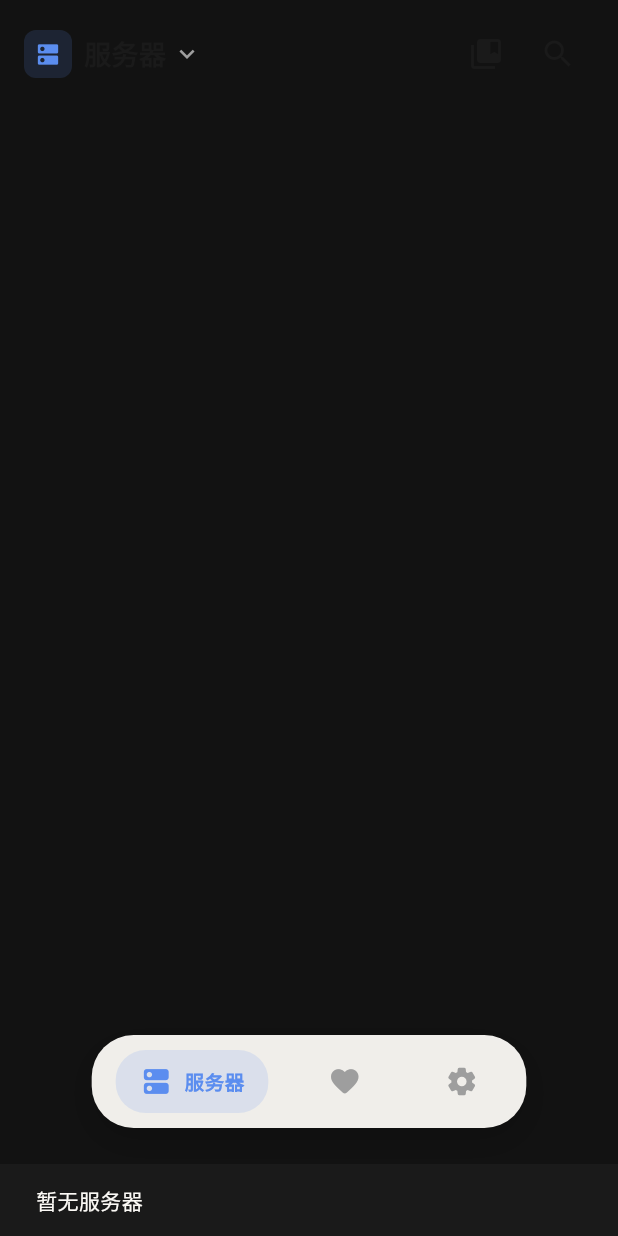
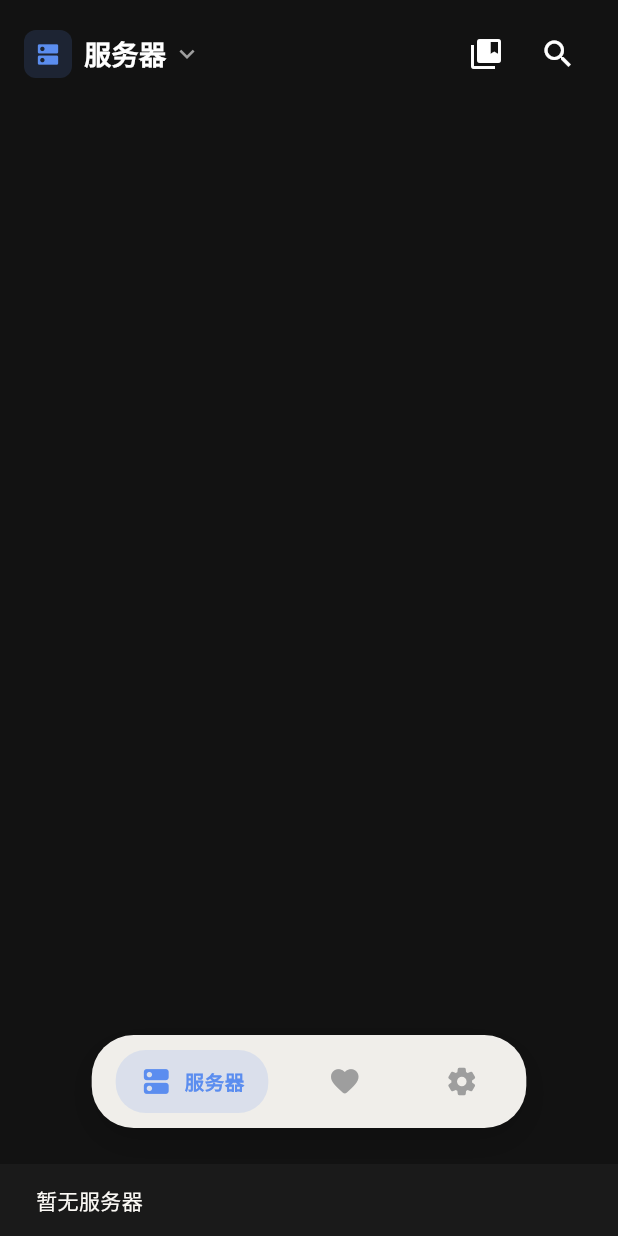
Before and after one commit to Ray-Lin92/LinPlayer, a Flutter app: the HomeScreen screen opened by its route, after a tap on "服务器", on a phone screen of 412 x 824 dp. Run offline on Flutter 3.47's test engine with Material 3 defaults, Android fonts, the phone set to English and light mode, and no system bars; our stand-ins replace dio, extended_image, file_picker, flutter_riverpod, go_router, image_picker and 2 more; missing offline and left inert: flutter_downloader, http_client_helper, media_kit, media_kit_video; accounts and stored records are empty.

Commit message:
fix: improve text readability on dark dynamic backgrounds
- Add DynamicBackground widget that combines DefaultTextStyle.merge,
  Theme(brightness: dark), ColorScheme.fromSeed, and AppBarTheme
  to ensure all text/icons/cards are readable on extracted dark backgrounds
- Apply DynamicBackground to HomeScreen, MediaDetailScreen,
  EpisodeDetailScreen, and SeasonDetailScreen
- SeasonDetailScreen inherits parent's background color via GoRouter extra
- Update router to pass backgroundColor between detail screens

Fixes: text contrast on Android light mode when screens use
dynamic dark backgrounds from image color extraction

```diff
--- a/lib/routes/app_router.dart
+++ b/lib/routes/app_router.dart
@@ -164,6 +164,7 @@ final appRouterProvider = Provider<GoRouter>((ref) {
         path: '/season/:id',
         builder: (context, state) => SeasonDetailScreen(
           seasonId: state.pathParameters['id']!,
+          backgroundColor: state.extra is Color ? state.extra as Color : null,
         ),
       ),
       GoRoute(
--- a/lib/ui/screens/home/home_screen.dart
+++ b/lib/ui/screens/home/home_screen.dart
@@ -6,6 +6,7 @@ import '../../../core/api/api_interfaces.dart';
 import '../../../core/providers/media_providers.dart';
 import '../../../core/utils/color_extractor.dart';
 import '../../utils/media_helpers.dart';
+import '../../widgets/common/dynamic_background.dart';
 import '../../widgets/common/media_widgets.dart';
 
 /// 首页构建性能优化
@@ -78,17 +79,10 @@ class _HomeScreenState extends ConsumerState<HomeScreen>
     final currentServer = ref.watch(currentServerProvider);
     final hideDailyRecommendations = ref.watch(hideDailyRecommendationsProvider);
     final recommendationsAsync = ref.watch(randomRecommendationsProvider);
-    final foregroundColor = readableTextColorForBackground(_backgroundColor);
-
     return Scaffold(
       backgroundColor: _backgroundColor,
-      body: Theme(
-        data: Theme.of(context).copyWith(
-          textTheme: Theme.of(context).textTheme.apply(
-                bodyColor: foregroundColor,
-                displayColor: foregroundColor,
-              ),
-        ),
+      body: DynamicBackground(
+        backgroundColor: _backgroundColor,
         child: Stack(
             children: [
               CustomScrollView(
@@ -1394,7 +1388,7 @@ class _LibraryLatestSection extends ConsumerWidget {
               ),
             ),
             HorizontalList(
-              height: 200,
+              height: 240,
               children: items.map((item) {
                 return SizedBox(
                   width: 120,
--- /dev/null
+++ b/lib/ui/widgets/common/dynamic_background.dart
@@ -0,0 +1,57 @@
+import 'package:flutter/material.dart';
+import '../../utils/media_helpers.dart';
+
+/// 动态背景包装器 — 确保内容文字在提取的深色背景上始终可读。
+///
+/// 同时设置五维：
+/// 1. [Theme] `brightness: Brightness.dark` — 让 Material 组件走暗色路径
+/// 2. [Theme] `colorScheme` — 基于品牌色生成暗色 variant，确保 surface/onSurface 正确
+/// 3. [Theme] `textTheme.apply()` — 让显式读取主题颜色的 widget 拿到前景色
+/// 4. [Theme] `iconTheme` — 让 Icon/IconButton 图标可见
+/// 5. [DefaultTextStyle.merge] — 让不含显式颜色的 [Text] widget 继承前景色
+class DynamicBackground extends StatelessWidget {
+  final Color backgroundColor;
+  final Widget child;
+
+  const DynamicBackground({
+    required this.backgroundColor,
+    required this.child,
+    super.key,
+  });
+
+  @override
+  Widget build(BuildContext context) {
+    final parentTheme = Theme.of(context);
+    final foregroundColor = readableTextColorForBackground(backgroundColor);
+    final darkScheme = ColorScheme.fromSeed(
+      seedColor: parentTheme.colorScheme.primary,
+      brightness: Brightness.dark,
+    );
+    return DefaultTextStyle.merge(
+      style: TextStyle(color: foregroundColor),
+      child: Theme(
+        data: parentTheme.copyWith(
+          brightness: Brightness.dark,
+          colorScheme: darkScheme,
+          scaffoldBackgroundColor: backgroundColor,
+          cardTheme: parentTheme.cardTheme.copyWith(color: darkScheme.surface),
+          textTheme: parentTheme.textTheme.apply(
+                bodyColor: foregroundColor,
+                displayColor: foregroundColor,
+              ),
+          iconTheme: parentTheme.iconTheme.copyWith(
+                color: foregroundColor,
+              ),
+          appBarTheme: parentTheme.appBarTheme.copyWith(
+                backgroundColor: backgroundColor,
+                foregroundColor: foregroundColor,
+                titleTextStyle: parentTheme.appBarTheme.titleTextStyle?.copyWith(
+                  color: foregroundColor,
+                ),
+              ),
+        ),
+        child: child,
+      ),
+    );
+  }
+}
```
Also changed, not shown: lib/ui/screens/detail/media_detail_screen.dart (+17 -14 lines), lib/ui/screens/detail/season_detail_screen.dart (+24 -19 lines), 1 other file. Lines whose indentation alone changed are shown as unchanged.
